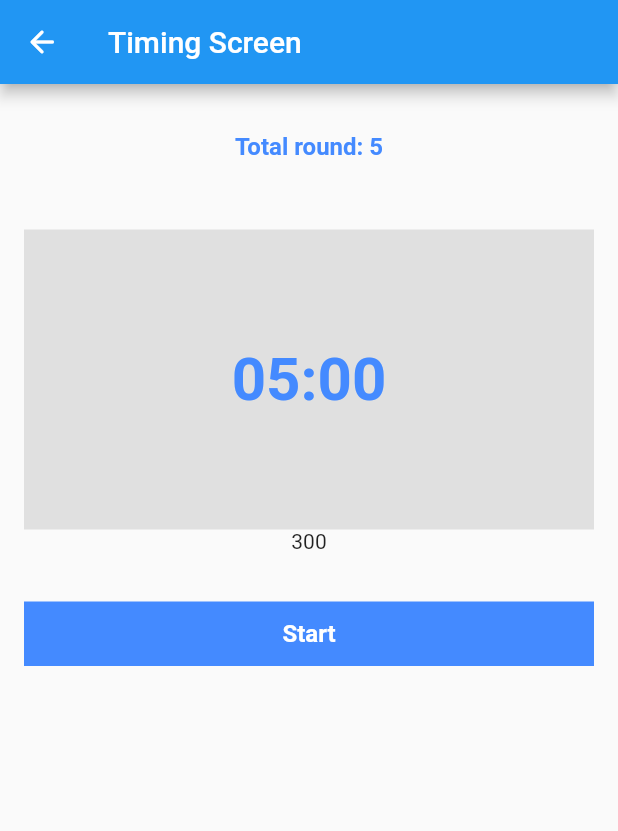
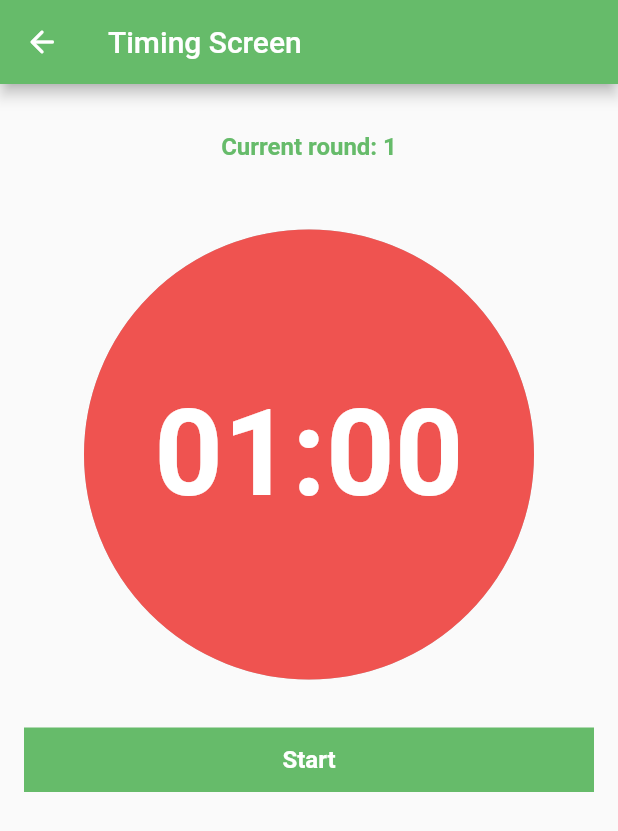
Before and after one commit to minhnn94/boxing_training_app, a Flutter app: the screen it shows after launch, after a tap on "MMA", on a phone screen of 412 x 824 dp. Shown: the top 831 px of the screen. Run offline on Flutter 3.47's test engine with Material 2 defaults, Android fonts, the phone set to English and light mode, and no system bars; drawn by our look-alikes of percent_indicator; our stand-ins replace assets_audio_player, bloc, flutter_bloc, go_router; generated files the repository leaves out were written again.

Commit message:
dividion time widget

```diff
--- /dev/null
+++ b/lib/common/paths/music_path.dart
@@ -0,0 +1,3 @@
+class MusicPath {
+  static const boxingBelt = "assets/mp3/boxing-bell.mp3";
+}
--- /dev/null
+++ b/lib/common/singletons/sound_play.dart
@@ -0,0 +1,25 @@
+import 'package:assets_audio_player/assets_audio_player.dart';
+import 'package:boxing_traning/common/paths/music_path.dart';
+
+class SoundPlay {
+  final assetsAudioPlayer = AssetsAudioPlayer();
+
+  static final SoundPlay _singleton = SoundPlay._internal();
+
+  factory SoundPlay() {
+    return _singleton;
+  }
+  void playSound() {
+    assetsAudioPlayer.open(
+      Audio(MusicPath.boxingBelt),
+    );
+  }
+
+  void startBoxingBelt() {
+    assetsAudioPlayer.open(
+      Audio(MusicPath.boxingBelt),
+    );
+  }
+
+  SoundPlay._internal();
+}
--- a/lib/models/martial_art_model.dart
+++ b/lib/models/martial_art_model.dart
@@ -1,15 +1,24 @@
 import 'dart:ui';
 
 import 'package:boxing_traning/common/enum/martial_art_enum.dart';
+import 'package:boxing_traning/models/prepare_model.dart';
+import 'package:boxing_traning/models/resting_model.dart';
+import 'package:boxing_traning/models/training_model.dart';
 
 class MartialArtModel {
   final MartialArtEnum martialArtEnum;
   final String id;
   final Color? color;
+  final PrepareModel prepareModel;
+  final RestingModel restingModel;
+  final TrainingModel trainingModel;
 
   MartialArtModel({
     required this.martialArtEnum,
     required this.id,
     this.color,
+    required this.prepareModel,
+    required this.restingModel,
+    required this.trainingModel,
   });
 }
--- a/lib/routers/router_manage.dart
+++ b/lib/routers/router_manage.dart
@@ -1,4 +1,5 @@
 import 'package:boxing_traning/common/global/global_key.dart';
+import 'package:boxing_traning/models/martial_art_model.dart';
 import 'package:boxing_traning/routers/router_name.dart';
 import 'package:boxing_traning/screens/home_screen/home_screen.dart';
 import 'package:boxing_traning/screens/setup_screen/setup_screen.dart';
@@ -21,9 +22,12 @@ final GoRouter routerManage = GoRouter(
         path: RouterPath.timingScreen,
         name: RouterPath.timingScreen,
         builder: (BuildContext context, GoRouterState state) {
+          final martialArtModel = state.extra;
+
           return BlocProvider(
-            create: (context) => TimingCubit(),
-            child: const TimingScreen(),
+            create: (context) =>
+                TimingCubit(martialArtModel as MartialArtModel),
+            child: TimingScreen(),
           );
         }),
     GoRoute(
--- /dev/null
+++ b/lib/screens/timing_screen/states/excercise_status.dart
@@ -0,0 +1,5 @@
+enum ExerciseStatus {
+  prepare,
+  resting,
+  training,
+}
--- a/lib/screens/timing_screen/timing_screen.dart
+++ b/lib/screens/timing_screen/timing_screen.dart
@@ -1,112 +1,59 @@
-import 'dart:async';
-
-import 'package:assets_audio_player/assets_audio_player.dart';
 import 'package:boxing_traning/common/constant/padding_constant.dart';
 import 'package:boxing_traning/common/constant/sized_box_constant.dart';
 import 'package:boxing_traning/screens/timing_screen/timing_cubit.dart';
+import 'package:boxing_traning/screens/timing_screen/widgets/render_time_component.dart';
 import 'package:boxing_traning/shared_widgets/base_scaffold.dart';
 import 'package:boxing_traning/utils/color_utils.dart';
-import 'package:boxing_traning/utils/time_utils.dart';
 import 'package:flutter/material.dart';
 import 'package:flutter_bloc/flutter_bloc.dart';
 import 'package:go_router/go_router.dart';
 
-class TimingScreen extends StatefulWidget {
+typedef TimingSelector<T> = BlocSelector<TimingCubit, TimingState, T>;
+
+class TimingScreen extends StatelessWidget {
   const TimingScreen({super.key});
-
-  @override
-  State<TimingScreen> createState() => _TimingScreenState();
-}
-
-class _TimingScreenState extends State<TimingScreen> {
-  Timer? _timer;
-  int _start = 300;
-  int totalRound = 5;
-
-  void _playSound() {
-    final assetsAudioPlayer = AssetsAudioPlayer();
-    assetsAudioPlayer.open(
-      Audio("assets/mp3/boxing-bell.mp3"),
-    );
-  }
-
-  void _changeTimer(Timer timer) {
-    if (_start == 0) {
-      setState(() {
-        timer.cancel();
-      });
-    } else {
-      setState(() {
-        _start--;
-      });
-    }
-  }
-
-  String getTimeDisplay(int seconds) {
-    final duration = Duration(seconds: seconds);
-    return TimeUtils.getTimeDisplayLikeClock(duration);
-  }
-
-  @override
-  void dispose() {
-    if (_timer != null) {
-      _timer?.cancel();
-    }
-    super.dispose();
-  }
 
   @override
   Widget build(BuildContext context) {
     return BaseScaffold(
         appBar: AppBar(
+          backgroundColor: ColorUtils.trainingColor,
           leading: InkWell(
             onTap: context.pop,
-            child: Icon(Icons.arrow_back_rounded),
+            child: const Icon(Icons.arrow_back_rounded),
           ),
-          title: Text('Timing Screen'),
+          title: const Text('Timing Screen'),
         ),
         body: Padding(
           padding: PAD_H16,
           child: Column(
             children: [
               SIZED_H32,
-              Text('Total round: $totalRound',
-                  style: const TextStyle(
-                      fontSize: 16,
-                      fontWeight: FontWeight.w600,
-                      color: Colors.blueAccent)),
+              TimingSelector<int>(
+                selector: (state) {
+                  return state.currentRound;
+                },
+                builder: (context, state) {
+                  return Text('Current round: $state',
+                      style: const TextStyle(
+                        fontSize: 16,
+                        fontWeight: FontWeight.w600,
+                        color: ColorUtils.trainingColor,
+                      ));
+                },
+              ),
               SIZED_H16,
               const SizedBox(
                 height: 30,
               ),
-              Container(
-                width: double.infinity,
-                height: 200,
-                color: ColorUtils.grey300,
-                child: Center(
-                  child: BlocBuilder<TimingCubit, TimingState>(
-                    buildWhen: (previous, current) =>
-                        previous.trainingTime != current.trainingTime,
-                    builder: (context, state) {
-                      return Text(
-                        getTimeDisplay(state.trainingTime),
-                        style: const TextStyle(
-                            fontSize: 40,
-                            fontWeight: FontWeight.w600,
-                            color: Colors.blueAccent),
-                      );
-                    },
-                  ),
-                ),
-              ),
-              Text('$_start'),
+              const RenderTimeComponent(),
               SIZED_H32,
               Center(
                 child: InkWell(
                   onTap: context.read<TimingCubit>().handleOnPressButtonProcess,
                   child: Container(
                     width: double.infinity,
-                    color: Colors.blueAccent,
+                    color: ColorUtils.trainingColor,
                     padding: const EdgeInsets.symmetric(
                         horizontal: 32, vertical: 12),
                     child: BlocSelector<TimingCubit, TimingState, bool>(
--- a/lib/screens/timing_screen/timing_state.dart
+++ b/lib/screens/timing_screen/timing_state.dart
@@ -14,28 +14,31 @@ class TimingState {
   int restTime;
   bool isRunning;
   int currentRound;
-  bool isResting;
+  int roundTotal;
+  ExerciseStatus exerciseStatus;
 
   TimingState({
-    this.trainingTime = 300,
+    this.trainingTime = 10,
     this.isRunning = false,
     this.currentRound = 1,
-    this.restTime = 30,
-    this.isResting = false,
+    this.restTime = 5,
+    this.roundTotal = 5,
+    this.exerciseStatus = ExerciseStatus.prepare,
   });
-  TimingState copyWith({
-    int? trainingTime,
-    bool? isRunning,
-    int? currentRound,
-    int? restTime,
-    bool? isResting,
-  }) {
+  TimingState copyWith(
+      {int? trainingTime,
+      bool? isRunning,
+      int? currentRound,
+      int? restTime,
+      int? roundTotal,
+      ExerciseStatus? exerciseStatus}) {
     return TimingState(
       restTime: restTime ?? this.restTime,
       trainingTime: trainingTime ?? this.trainingTime,
       isRunning: isRunning ?? this.isRunning,
       currentRound: currentRound ?? this.currentRound,
-      isResting: isResting ?? this.isResting,
+      roundTotal: roundTotal ?? this.roundTotal,
+      exerciseStatus: exerciseStatus ?? this.exerciseStatus,
     );
   }
 }
--- /dev/null
+++ b/lib/screens/timing_screen/widgets/render_time_component.dart
@@ -0,0 +1,27 @@
+import 'package:boxing_traning/screens/timing_screen/timing_cubit.dart';
+import 'package:boxing_traning/screens/timing_screen/widgets/resting_timer_widget.dart';
+import 'package:boxing_traning/screens/timing_screen/widgets/training_timer_widget.dart';
+import 'package:flutter/material.dart';
+import 'package:flutter_bloc/flutter_bloc.dart';
+
+class RenderTimeComponent extends StatelessWidget {
+  const RenderTimeComponent({
+    super.key,
+  });
+
+  @override
+  Widget build(BuildContext context) {
+    return BlocSelector<TimingCubit, TimingState, bool>(
+      selector: (state) {
+        return state.isRunning;
+      },
+      builder: (context, state) {
+        if (state) {
+          return const TrainingTimerWidget();
+        } else {
+          return const RestingTimerWidget();
+        }
+      },
+    );
+  }
+}
--- /dev/null
+++ b/lib/screens/timing_screen/widgets/resting_timer_widget.dart
@@ -0,0 +1,51 @@
+import 'package:boxing_traning/screens/timing_screen/timing_cubit.dart';
+import 'package:boxing_traning/screens/timing_screen/timing_screen.dart';
+import 'package:boxing_traning/utils/color_utils.dart';
+import 'package:boxing_traning/utils/time_utils.dart';
+import 'package:flutter/material.dart';
+import 'package:flutter_bloc/flutter_bloc.dart';
+import 'package:percent_indicator/percent_indicator.dart';
+
+class RestingTimerWidget extends StatelessWidget {
+  const RestingTimerWidget({
+    super.key,
+  });
+  String getTimeDisplay(int seconds) {
+    final duration = Duration(seconds: seconds);
+    return TimeUtils.getTimeDisplayLikeClock(duration);
+  }
+
+  @override
+  Widget build(BuildContext context) {
+    return TimingSelector<int>(
+      selector: (state) {
+        return state.restTime;
+      },
+      builder: (context, state) {
+        final totalTime = context
+            .read<TimingCubit>()
+            .martialArtModel
+            .restingModel
+            .restingTime;
+        return Column(
+          children: [
+            CircularPercentIndicator(
+              radius: 150,
+              lineWidth: 150,
+              percent: state / totalTime,
+              center: Text(
+                getTimeDisplay(state),
+                style: const TextStyle(
+                  fontSize: 80,
+                  fontWeight: FontWeight.w600,
+                  color: ColorUtils.white,
+                ),
+              ),
+              progressColor: ColorUtils.restingColor,
+            ),
+          ],
+        );
+      },
+    );
+  }
+}
--- a/lib/utils/color_utils.dart
+++ b/lib/utils/color_utils.dart
@@ -7,4 +7,6 @@ class ColorUtils {
   static const grey = Colors.grey;
   static const grey200 = Color(0xFFEEEEEE);
   static const grey300 = Color(0xFFE0E0E0);
+  static const restingColor = Color(0xFFEF5350);
+  static const trainingColor = Color(0xFF66BB6A);
 }
--- a/lib/utils/time_utils.dart
+++ b/lib/utils/time_utils.dart
@@ -4,9 +4,7 @@ class TimeUtils {
   }
 
   static String getMinute(Duration duration) {
-    return duration.inMinutes > 0
-        ? '${duration.inMinutes.remainder(60).toString().padLeft(2, '0')}:'
-        : '';
+    return '${duration.inMinutes.remainder(60).toString().padLeft(2, '0')}:';
   }
 
   static String getSecondDisplay(Duration duration) {
--- a/pubspec.yaml
+++ b/pubspec.yaml
@@ -41,6 +41,7 @@ dependencies:
     sdk: flutter
   intl: any
   assets_audio_player: ^3.0.8
+  percent_indicator: ^4.2.3
 #  firebase_core: ^2.21.0
 #  cloud_firestore: ^4.12.2
 #  loader_overlay: ^2.0.10
```
Also changed, not shown: lib/models/prepare_model.dart (added, +8 -0 lines), lib/models/resting_model.dart (added, +15 -0 lines), lib/models/training_model.dart (added, +23 -0 lines), lib/screens/home_screen/home_screen.dart (+21 -7 lines), lib/screens/timing_screen/timing_cubit.dart (+84 -33 lines), lib/screens/timing_screen/widgets/training_timer_widget.dart (added, +41 -0 lines), pubspec.lock, 1 other file.
